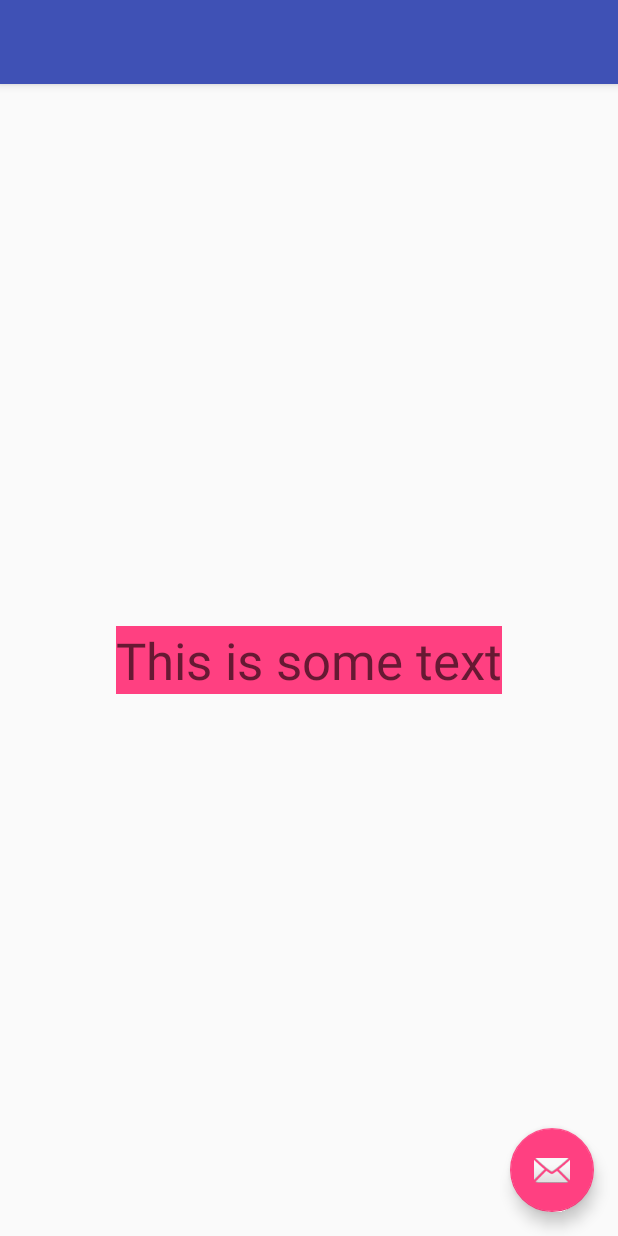
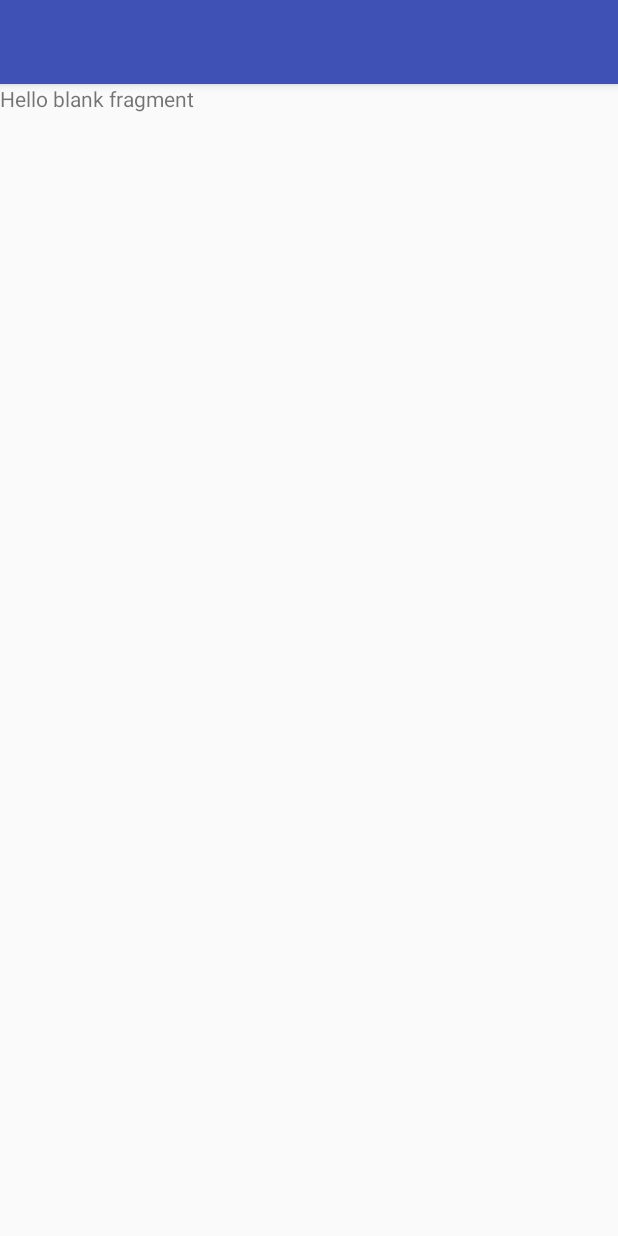
Before and after one commit to arunkumar9t2/transition-x, an Android app: the screen it shows after launch (MainActivity), on a phone screen of 412 x 824 dp. Run offline under Robolectric (Android 15) with nearby library versions, the phone set to English and light mode, and no system bars; 1 statement that could not run was skipped.

Commit message:
Setup sample app with navigation component

```diff
--- /dev/null
+++ b/app/src/main/java/in/arunkumarsampath/transitionx/sample/HomeFragment.kt
@@ -0,0 +1,18 @@
+package `in`.arunkumarsampath.transitionx.sample
+
+import android.os.Bundle
+import android.support.v4.app.Fragment
+import android.view.LayoutInflater
+import android.view.View
+import android.view.ViewGroup
+
+
+class HomeFragment : Fragment() {
+
+
+    override fun onCreateView(
+            inflater: LayoutInflater,
+            container: ViewGroup?,
+            savedInstanceState: Bundle?
+    ): View? = inflater.inflate(R.layout.fragment_home, container, false)
+}
--- a/app/src/main/java/in/arunkumarsampath/transitionx/sample/MainActivity.kt
+++ b/app/src/main/java/in/arunkumarsampath/transitionx/sample/MainActivity.kt
@@ -1,14 +1,9 @@
 package `in`.arunkumarsampath.transitionx.sample
 
-import `in`.arunkumarsampath.transitionx.sample.transition.changecolor.ChangeColor
-import `in`.arunkumarsampath.transitionx.transition
-import android.graphics.Color
-import android.graphics.drawable.ColorDrawable
 import android.os.Bundle
 import android.support.v7.app.AppCompatActivity
+import androidx.navigation.findNavController
 import kotlinx.android.synthetic.main.activity_main.*
-import kotlinx.android.synthetic.main.content_main.*
-import java.util.*
 
 class MainActivity : AppCompatActivity() {
 
@@ -16,38 +11,7 @@ class MainActivity : AppCompatActivity() {
         super.onCreate(savedInstanceState)
         setContentView(R.layout.activity_main)
         setSupportActionBar(toolbar)
+    }
 
-        fab.setOnClickListener {
-            constraintLayout.transition {
-                customTransition<ChangeColor>()
-                scaleRotate {
-                    duration = 300
-                }
-                +helloWorldText
-
-                onEnd { _ ->
-                    constraintLayout.transition {
-                        customTransition<ChangeColor>()
-                        scaleRotate {
-                            duration = 300
-                        }
-                        +helloWorldText
-                    }
-
-                    with(helloWorldText) {
-                        scaleX = 1F
-                        scaleY = 1f
-                        rotationX += Random().nextInt(90)
-                        rotationY += Random().nextInt(90)
-                        background = ColorDrawable(Color.RED)
-                    }
-                }
-            }
-            with(helloWorldText) {
-                scaleX = 1.5F
-                scaleY = 1.5f
-                background = ColorDrawable(Color.GREEN)
-            }
-        }
-    }
+    override fun onSupportNavigateUp() = findNavController(R.id.nav_host_fragment).navigateUp()
 }
--- a/app/src/main/res/layout/activity_main.xml
+++ b/app/src/main/res/layout/activity_main.xml
@@ -22,12 +22,4 @@
 
     <include layout="@layout/content_main" />
 
-    <android.support.design.widget.FloatingActionButton
-        android:id="@+id/fab"
-        android:layout_width="wrap_content"
-        android:layout_height="wrap_content"
-        android:layout_gravity="bottom|end"
-        android:layout_margin="@dimen/fab_margin"
-        app:srcCompat="@android:drawable/ic_dialog_email" />
-
 </android.support.design.widget.CoordinatorLayout>
--- a/app/src/main/res/layout/content_main.xml
+++ b/app/src/main/res/layout/content_main.xml
@@ -9,18 +9,15 @@
     tools:context=".MainActivity"
     tools:showIn="@layout/activity_main">
 
-    <TextView
-        android:id="@+id/helloWorldText"
-        android:layout_width="wrap_content"
-        android:layout_height="wrap_content"
-        android:background="@color/colorAccent"
-        android:gravity="center"
-        android:text="This is some text"
-        android:textAppearance="@style/TextAppearance.AppCompat.Display1"
+    <fragment
+        android:id="@+id/nav_host_fragment"
+        android:name="androidx.navigation.fragment.NavHostFragment"
+        android:layout_width="0dp"
+        android:layout_height="0dp"
+        app:defaultNavHost="true"
         app:layout_constraintBottom_toBottomOf="parent"
-        app:layout_constraintLeft_toLeftOf="parent"
-        app:layout_constraintRight_toRightOf="parent"
+        app:layout_constraintEnd_toEndOf="parent"
+        app:layout_constraintStart_toStartOf="parent"
         app:layout_constraintTop_toTopOf="parent"
-        tools:ignore="HardcodedText" />
-
+        app:navGraph="@navigation/home_navigation" />
 </android.support.constraint.ConstraintLayout>
--- /dev/null
+++ b/app/src/main/res/layout/fragment_home.xml
@@ -0,0 +1,14 @@
+<?xml version="1.0" encoding="utf-8"?>
+<FrameLayout xmlns:android="http://schemas.android.com/apk/res/android"
+    xmlns:tools="http://schemas.android.com/tools"
+    android:layout_width="match_parent"
+    android:layout_height="match_parent"
+    tools:context=".HomeFragment">
+
+    <!-- TODO: Update blank fragment layout -->
+    <TextView
+        android:layout_width="match_parent"
+        android:layout_height="match_parent"
+        android:text="@string/hello_blank_fragment" />
+
+</FrameLayout>
--- /dev/null
+++ b/app/src/main/res/navigation/home_navigation.xml
@@ -0,0 +1,22 @@
+<?xml version="1.0" encoding="utf-8"?>
+<navigation xmlns:android="http://schemas.android.com/apk/res/android"
+    xmlns:app="http://schemas.android.com/apk/res-auto"
+    xmlns:tools="http://schemas.android.com/tools"
+    android:id="@+id/home_navigation"
+    app:startDestination="@id/homeFragment">
+
+    <fragment
+        android:id="@+id/homeFragment"
+        android:name="in.arunkumarsampath.transitionx.sample.HomeFragment"
+        android:label="fragment_home"
+        tools:layout="@layout/fragment_home" >
+        <action
+            android:id="@+id/action_homeFragment_to_snackBarFragmennt"
+            app:destination="@id/snackBarFragmennt" />
+    </fragment>
+    <fragment
+        android:id="@+id/snackBarFragmennt"
+        android:name="in.arunkumarsampath.transitionx.sample.SnackBarFragment"
+        android:label="fragment_snack_bar_fragmennt"
+        tools:layout="@layout/fragment_snack_bar_fragmennt" />
+</navigation>
--- a/app/src/main/res/values/strings.xml
+++ b/app/src/main/res/values/strings.xml
@@ -1,3 +1,6 @@
 <resources>
     <string name="app_name">Transition X sample</string>
+
+    <!-- TODO: Remove or change this placeholder text -->
+    <string name="hello_blank_fragment">Hello blank fragment</string>
 </resources>
--- a/build.gradle
+++ b/build.gradle
@@ -6,6 +6,7 @@ buildscript {
     dependencies {
         classpath Dependencies.agp
         classpath Dependencies.kotlinGradlePlugin
+        classpath Dependencies.navigationPlugin
     }
 }
 
```
Also changed, not shown: app/build.gradle (+12 -1 lines), app/src/main/java/in/arunkumarsampath/transitionx/sample/SnackBarFragment.kt (added, +17 -0 lines), app/src/main/res/layout/fragment_snack_bar_fragmennt.xml (added, +14 -0 lines), buildSrc/src/main/java/Dependencies.kt (+12 -3 lines).
